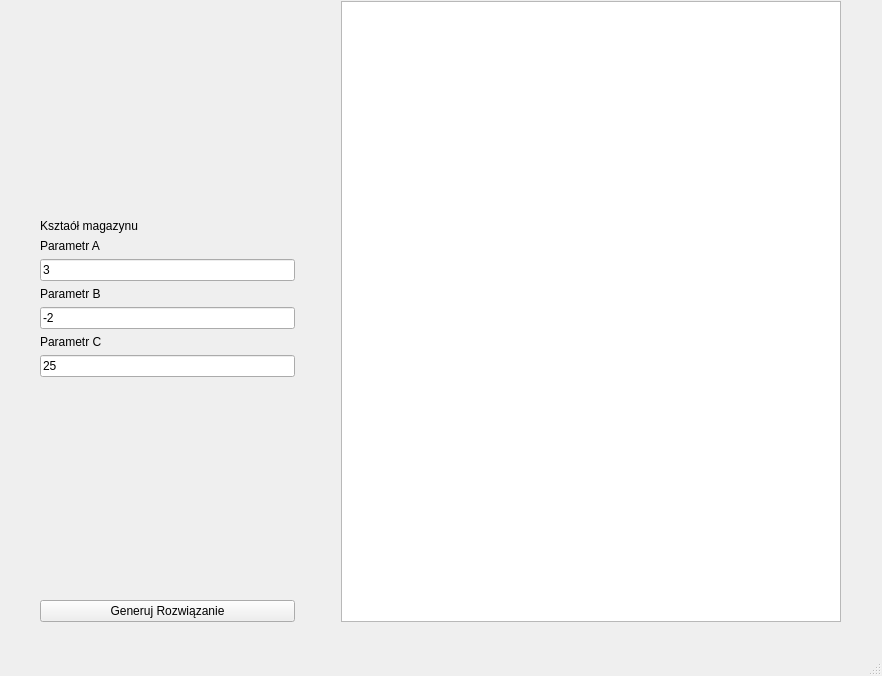
First picture: the form in mainwindow.ui, repository hfedor/ALHE, before the edit.
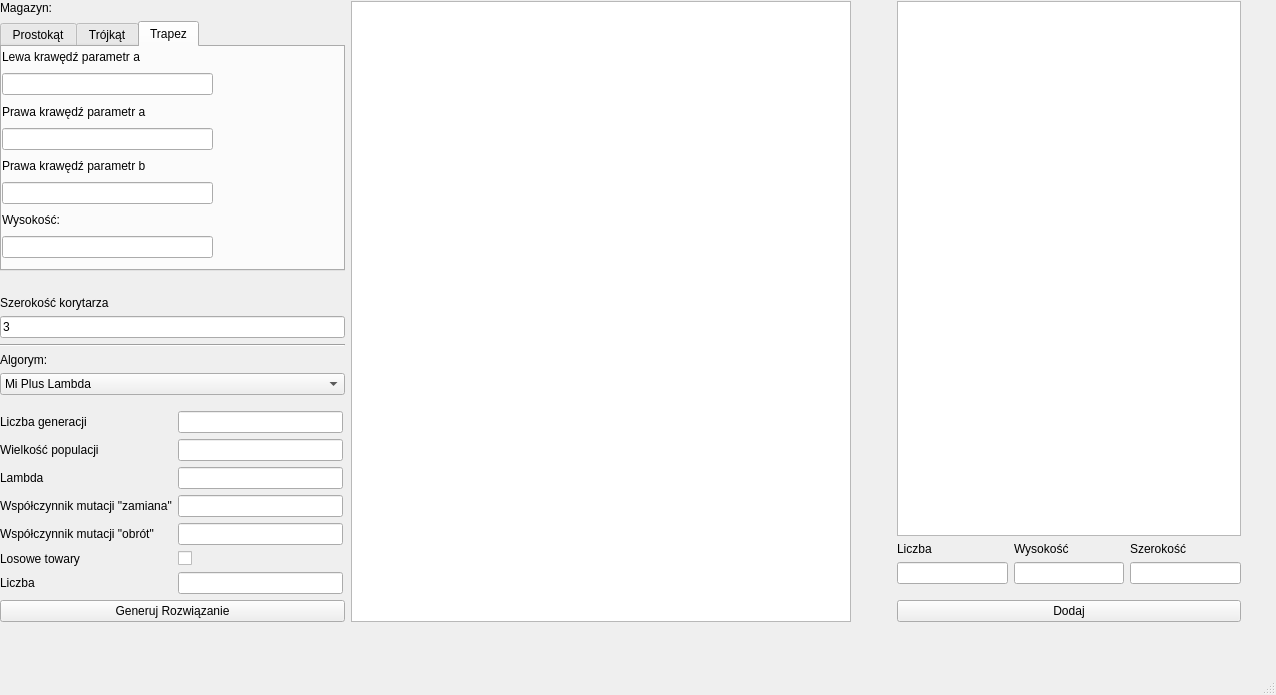
Second picture: the form after the edit. The open tabs and pages were chosen to show the change.

Commit message: zrobiono ui plus początek połączenia

What changed in the file:
```diff
--- a/mainwindow.ui
+++ b/mainwindow.ui
@@ -6,8 +6,8 @@
    <rect>
     <x>0</x>
     <y>0</y>
-    <width>882</width>
-    <height>676</height>
+    <width>1276</width>
+    <height>695</height>
    </rect>
   </property>
   <property name="windowTitle">
@@ -19,7 +19,7 @@
      <rect>
       <x>0</x>
       <y>1</y>
-      <width>881</width>
+      <width>1241</width>
       <height>621</height>
      </rect>
     </property>
@@ -27,24 +27,253 @@
      <property name="sizeConstraint">
       <enum>QLayout::SetMinAndMaxSize</enum>
      </property>
-     <item>
-      <spacer name="horizontalSpacer_3">
-       <property name="orientation">
-        <enum>Qt::Horizontal</enum>
-       </property>
-       <property name="sizeType">
-        <enum>QSizePolicy::Fixed</enum>
-       </property>
-       <property name="sizeHint" stdset="0">
-        <size>
-         <width>40</width>
-         <height>20</height>
-        </size>
-       </property>
-      </spacer>
-     </item>
      <item>
       <layout class="QVBoxLayout" name="verticalLayout">
+       <item>
+        <widget class="QLabel" name="label_17">
+         <property name="text">
+          <string>Magazyn:</string>
+         </property>
+        </widget>
+       </item>
+       <item>
+        <widget class="QTabWidget" name="tabWidget">
+         <property name="sizePolicy">
+          <sizepolicy hsizetype="Minimum" vsizetype="Preferred">
+           <horstretch>0</horstretch>
+           <verstretch>0</verstretch>
+          </sizepolicy>
+         </property>
+         <property name="minimumSize">
+          <size>
+           <width>0</width>
+           <height>250</height>
+          </size>
+         </property>
+         <property name="currentIndex">
+          <number>0</number>
+         </property>
+         <widget class="QWidget" name="tab">
+          <attribute name="title">
+           <string>Prostokąt</string>
+          </attribute>
+          <widget class="QWidget" name="verticalLayoutWidget_2">
+           <property name="geometry">
+            <rect>
+             <x>-1</x>
+             <y>-1</y>
+             <width>251</width>
+             <height>181</height>
+            </rect>
+           </property>
+           <layout class="QVBoxLayout" name="verticalLayout_3">
+            <item>
+             <widget class="QLabel" name="label_11">
+              <property name="sizePolicy">
+               <sizepolicy hsizetype="Minimum" vsizetype="Minimum">
+                <horstretch>0</horstretch>
+                <verstretch>0</verstretch>
+               </sizepolicy>
+              </property>
+              <property name="text">
+               <string>Szerokość</string>
+              </property>
+             </widget>
+            </item>
+            <item>
+             <widget class="QLineEdit" name="rectangleWarehouseWidthForm">
+              <property name="sizePolicy">
+               <sizepolicy hsizetype="Expanding" vsizetype="Minimum">
+                <horstretch>0</horstretch>
+                <verstretch>0</verstretch>
+               </sizepolicy>
+              </property>
+             </widget>
+            </item>
+            <item>
+             <widget class="QLabel" name="label_8">
+              <property name="sizePolicy">
+               <sizepolicy hsizetype="Minimum" vsizetype="Minimum">
+                <horstretch>0</horstretch>
+                <verstretch>0</verstretch>
+               </sizepolicy>
+              </property>
+              <property name="text">
+               <string>Wysokość:</string>
+              </property>
+             </widget>
+            </item>
+            <item>
+             <widget class="QLineEdit" name="rectangleWarehouseHeightForm">
+              <property name="sizePolicy">
+               <sizepolicy hsizetype="Expanding" vsizetype="Minimum">
+                <horstretch>0</horstretch>
+                <verstretch>0</verstretch>
+               </sizepolicy>
+              </property>
+             </widget>
+            </item>
+           </layout>
+          </widget>
+         </widget>
+         <widget class="QWidget" name="tab_2">
+          <attribute name="title">
+           <string>Trójkąt</string>
+          </attribute>
+          <widget class="QWidget" name="verticalLayoutWidget_3">
+           <property name="geometry">
+            <rect>
+             <x>0</x>
+             <y>0</y>
+             <width>251</width>
+             <height>181</height>
+            </rect>
+           </property>
+           <layout class="QVBoxLayout" name="verticalLayout_4">
+            <item>
+             <widget class="QLabel" name="label_12">
+              <property name="text">
+               <string>Lewa krawędź parametr a</string>
+              </property>
+             </widget>
+            </item>
+            <item>
+             <widget class="QLineEdit" name="triangleWarehouseLeftLegAForm"/>
+            </item>
+            <item>
+             <widget class="QLabel" name="label_13">
+              <property name="text">
+               <string>Prawa krawędź parametr a</string>
+              </property>
+             </widget>
+            </item>
+            <item>
+             <widget class="QLineEdit" name="triangleWarehouseRightLegAForm"/>
+            </item>
+            <item>
+             <widget class="QLabel" name="label_9">
+              <property name="text">
+               <string>Prawa krawędź parametr b</string>
+              </property>
+             </widget>
+            </item>
+            <item>
+             <widget class="QLineEdit" name="triangleWarehouseRightLegBForm"/>
+            </item>
+           </layout>
+          </widget>
+         </widget>
+         <widget class="QWidget" name="tab_3">
+          <attribute name="title">
+           <string>Trapez</string>
+          </attribute>
+          <widget class="QWidget" name="verticalLayoutWidget_4">
+           <property name="geometry">
+            <rect>
+             <x>0</x>
+             <y>0</y>
+             <width>211</width>
+             <height>211</height>
+            </rect>
+           </property>
+           <layout class="QVBoxLayout" name="verticalLayout_5">
+            <item>
+             <widget class="QLabel" name="label_10">
+              <property name="sizePolicy">
+               <sizepolicy hsizetype="Preferred" vsizetype="Preferred">
+                <horstretch>0</horstretch>
+                <verstretch>0</verstretch>
+               </sizepolicy>
+              </property>
+              <property name="text">
+               <string>Lewa krawędź parametr a</string>
+              </property>
+             </widget>
+            </item>
+            <item>
+             <widget class="QLineEdit" name="rhombusWarehouseLeftLegAForm">
+              <property name="sizePolicy">
+               <sizepolicy hsizetype="Expanding" vsizetype="Preferred">
+                <horstretch>0</horstretch>
+                <verstretch>0</verstretch>
+               </sizepolicy>
+              </property>
+             </widget>
+            </item>
+            <item>
+             <widget class="QLabel" name="label_14">
+              <property name="sizePolicy">
+               <sizepolicy hsizetype="Preferred" vsizetype="Preferred">
+                <horstretch>0</horstretch>
+                <verstretch>0</verstretch>
+               </sizepolicy>
+              </property>
+              <property name="text">
+               <string>Prawa krawędź parametr a</string>
+              </property>
+             </widget>
+            </item>
+            <item>
+             <widget class="QLineEdit" name="rhombusWarehouseRightLegAForm">
+              <property name="sizePolicy">
+               <sizepolicy hsizetype="Expanding" vsizetype="Preferred">
+                <horstretch>0</horstretch>
+                <verstretch>0</verstretch>
+               </sizepolicy>
+              </property>
+             </widget>
+            </item>
+            <item>
+             <widget class="QLabel" name="label_16">
+              <property name="sizePolicy">
+               <sizepolicy hsizetype="Preferred" vsizetype="Preferred">
+                <horstretch>0</horstretch>
+                <verstretch>0</verstretch>
+               </sizepolicy>
+              </property>
+              <property name="text">
+               <string>Prawa krawędź parametr b</string>
+              </property>
+             </widget>
+            </item>
+            <item>
+             <widget class="QLineEdit" name="rhombusWarehouseRightLegBForm">
+              <property name="sizePolicy">
+               <sizepolicy hsizetype="Expanding" vsizetype="Preferred">
+                <horstretch>0</horstretch>
+                <verstretch>0</verstretch>
+               </sizepolicy>
+              </property>
+             </widget>
+            </item>
+            <item>
+             <widget class="QLabel" name="label_15">
+              <property name="sizePolicy">
+               <sizepolicy hsizetype="Preferred" vsizetype="Preferred">
+                <horstretch>0</horstretch>
+                <verstretch>0</verstretch>
+               </sizepolicy>
+              </property>
+              <property name="text">
+               <string>Wysokość:</string>
+              </property>
+             </widget>
+            </item>
+            <item>
+             <widget class="QLineEdit" name="rhombusWarehouseheightForm">
+              <property name="sizePolicy">
+               <sizepolicy hsizetype="Expanding" vsizetype="Preferred">
+                <horstretch>0</horstretch>
+                <verstretch>0</verstretch>
+               </sizepolicy>
+              </property>
+             </widget>
+            </item>
+           </layout>
+          </widget>
+         </widget>
+        </widget>
+       </item>
        <item>
         <spacer name="verticalSpacer">
          <property name="orientation">
@@ -58,17 +287,10 @@
          </property>
         </spacer>
        </item>
-       <item>
-        <widget class="QLabel" name="label">
-         <property name="text">
-          <string>Ksztaół magazynu</string>
-         </property>
-        </widget>
-       </item>
        <item>
         <widget class="QLabel" name="label_2">
          <property name="text">
-          <string>Parametr A</string>
+          <string>Szerokość korytarza</string>
          </property>
         </widget>
        </item>
@@ -80,48 +302,119 @@
         </widget>
        </item>
        <item>
-        <widget class="QLabel" name="label_3">
-         <property name="text">
-          <string>Parametr B</string>
-         </property>
-        </widget>
-       </item>
-       <item>
-        <widget class="QLineEdit" name="LineEditB">
-         <property name="text">
-          <string>-2</string>
-         </property>
-        </widget>
-       </item>
-       <item>
-        <widget class="QLabel" name="label_4">
-         <property name="text">
-          <string>Parametr C</string>
-         </property>
-        </widget>
-       </item>
-       <item>
-        <widget class="QLineEdit" name="LineEditC">
-         <property name="text">
-          <string>25</string>
-         </property>
-        </widget>
-       </item>
-       <item>
-        <spacer name="verticalSpacer_2">
+        <widget class="Line" name="line">
          <property name="orientation">
-          <enum>Qt::Vertical</enum>
+          <enum>Qt::Horizontal</enum>
          </property>
-         <property name="sizeHint" stdset="0">
-          <size>
-           <width>20</width>
-           <height>40</height>
-          </size>
+        </widget>
+       </item>
+       <item>
+        <widget class="QLabel" name="label">
+         <property name="text">
+          <string>Algorym:</string>
          </property>
-        </spacer>
+        </widget>
        </item>
        <item>
-        <widget class="QPushButton" name="pushButton">
+        <widget class="QComboBox" name="comboBox">
+         <item>
+          <property name="text">
+           <string>Mi Plus Lambda</string>
+          </property>
+         </item>
+         <item>
+          <property name="text">
+           <string>Mi, Lambda</string>
+          </property>
+         </item>
+        </widget>
+       </item>
+       <item>
+        <layout class="QFormLayout" name="formLayout">
+         <property name="topMargin">
+          <number>10</number>
+         </property>
+         <property name="rightMargin">
+          <number>2</number>
+         </property>
+         <item row="0" column="0">
+          <widget class="QLabel" name="label_3">
+           <property name="text">
+            <string>Liczba generacji</string>
+           </property>
+          </widget>
+         </item>
+         <item row="1" column="0">
+          <widget class="QLabel" name="label_4">
+           <property name="text">
+            <string>Wielkość populacji</string>
+           </property>
+          </widget>
+         </item>
+         <item row="2" column="0">
+          <widget class="QLabel" name="label_18">
+           <property name="text">
+            <string>Lambda</string>
+           </property>
+          </widget>
+         </item>
+         <item row="3" column="0">
+          <widget class="QLabel" name="label_19">
+           <property name="text">
+            <string>Współczynnik mutacji &quot;zamiana&quot;</string>
+           </property>
+          </widget>
+         </item>
+         <item row="4" column="0">
+          <widget class="QLabel" name="label_20">
+           <property name="text">
+            <string>Współczynnik mutacji &quot;obrót&quot;</string>
+           </property>
+          </widget>
+         </item>
+         <item row="5" column="0">
+          <widget class="QLabel" name="label_21">
+           <property name="text">
+            <string>Losowe towary</string>
+           </property>
+          </widget>
+         </item>
+         <item row="5" column="1">
+          <widget class="QCheckBox" name="isRandomWaresSetForm">
+           <property name="text">
+            <string/>
+           </property>
+          </widget>
+         </item>
+         <item row="6" column="0">
+          <widget class="QLabel" name="label_22">
+           <property name="text">
+            <string>Liczba</string>
+           </property>
+          </widget>
+         </item>
+         <item row="0" column="1">
+          <widget class="QLineEdit" name="generationCountForm"/>
+         </item>
+         <item row="1" column="1">
+          <widget class="QLineEdit" name="populationSizeForm"/>
+         </item>
+         <item row="2" column="1">
+          <widget class="QLineEdit" name="lambdaForm"/>
+         </item>
+         <item row="3" column="1">
+          <widget class="QLineEdit" name="mutateBySwapRateForm"/>
+         </item>
+         <item row="4" column="1">
+          <widget class="QLineEdit" name="mutateByRotationRateForm"/>
+         </item>
+         <item row="6" column="1">
+          <widget class="QLineEdit" name="randomWaresSetCount"/>
+         </item>
+        </layout>
+       </item>
+       <item>
+        <widget class="QPushButton" name="generateButton">
          <property name="text">
           <string>Generuj Rozwiązanie</string>
          </property>
@@ -129,22 +422,6 @@
        </item>
       </layout>
      </item>
-     <item>
-      <spacer name="horizontalSpacer">
-       <property name="orientation">
-        <enum>Qt::Horizontal</enum>
-       </property>
-       <property name="sizeType">
-        <enum>QSizePolicy::Fixed</enum>
-       </property>
-       <property name="sizeHint" stdset="0">
-        <size>
-         <width>40</width>
-         <height>20</height>
-        </size>
-       </property>
-      </spacer>
-     </item>
      <item>
       <widget class="QGraphicsView" name="graphicsView">
        <property name="sizePolicy">
@@ -186,6 +463,82 @@
        </property>
       </spacer>
      </item>
+     <item>
+      <layout class="QVBoxLayout" name="verticalLayout_2">
+       <item>
+        <widget class="QTableWidget" name="tableWidget">
+         <property name="sizePolicy">
+          <sizepolicy hsizetype="Preferred" vsizetype="Expanding">
+           <horstretch>0</horstretch>
+           <verstretch>0</verstretch>
+          </sizepolicy>
+         </property>
+        </widget>
+       </item>
+       <item>
+        <layout class="QGridLayout" name="gridLayout">
+         <property name="bottomMargin">
+          <number>10</number>
+         </property>
+         <item row="1" column="1">
+          <widget class="QLineEdit" name="wareHeightForm"/>
+         </item>
+         <item row="1" column="0">
+          <widget class="QLineEdit" name="waresCountForm"/>
+         </item>
+         <item row="0" column="1">
+          <widget class="QLabel" name="label_7">
+           <property name="sizePolicy">
+            <sizepolicy hsizetype="Preferred" vsizetype="Minimum">
+             <horstretch>0</horstretch>
+             <verstretch>0</verstretch>
+            </sizepolicy>
+           </property>
+           <property name="text">
+            <string>Wysokość</string>
+           </property>
+          </widget>
+         </item>
+         <item row="0" column="0">
+          <widget class="QLabel" name="label_6">
+           <property name="sizePolicy">
+            <sizepolicy hsizetype="Preferred" vsizetype="Minimum">
+             <horstretch>0</horstretch>
+             <verstretch>0</verstretch>
+            </sizepolicy>
+           </property>
+           <property name="text">
+            <string>Liczba</string>
+           </property>
+          </widget>
+         </item>
+         <item row="1" column="2">
+          <widget class="QLineEdit" name="wareWidthForm"/>
+         </item>
+         <item row="0" column="2">
+          <widget class="QLabel" name="label_5">
+           <property name="sizePolicy">
+            <sizepolicy hsizetype="Preferred" vsizetype="Minimum">
+             <horstretch>0</horstretch>
+             <verstretch>0</verstretch>
+            </sizepolicy>
+           </property>
+           <property name="text">
+            <string>Szerokość</string>
+           </property>
+          </widget>
+         </item>
+        </layout>
+       </item>
+       <item>
+        <widget class="QPushButton" name="pushButton_3">
+         <property name="text">
+          <string>Dodaj</string>
+         </property>
+        </widget>
+       </item>
+      </layout>
+     </item>
     </layout>
    </widget>
   </widget>
```
Left out of the diff: 6 changed lines with no effect on the pictures. The commit also changes 4 other files.
